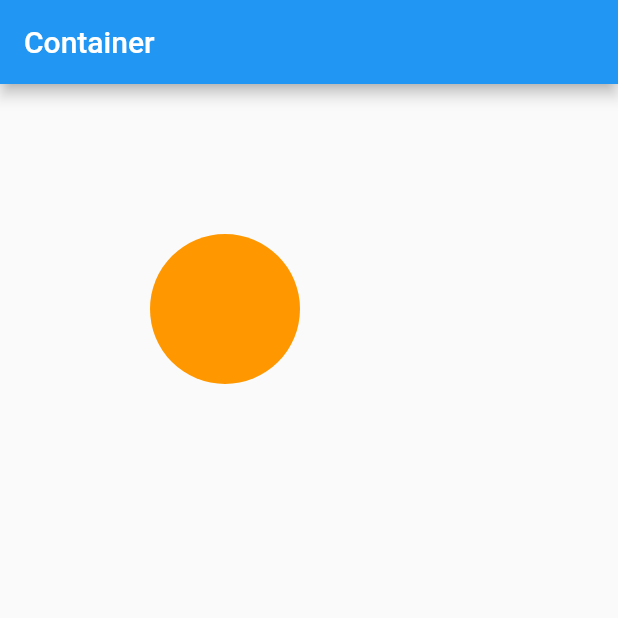
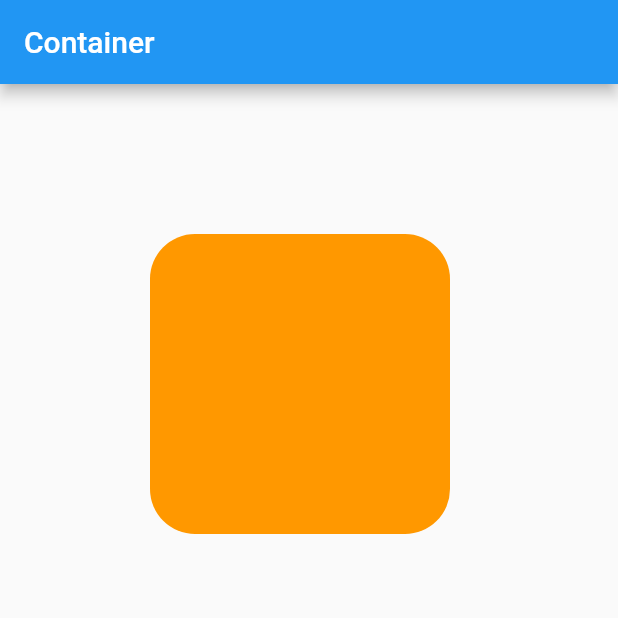
Before and after one commit to MonikaSliciute/hello-layouts, a Flutter app: the screen it shows after launch, on a phone screen of 412 x 824 dp, the top half of it. Run offline on Flutter 3.47's test engine with Material 2 defaults, Android fonts, the phone set to English and light mode, and no system bars.

```diff
--- a/lib/main.dart
+++ b/lib/main.dart
@@ -17,11 +17,12 @@ class MyApp extends StatelessWidget {
           children: [
             Container(
               margin: EdgeInsets.all(100.0),
-              width: 100.0,
-              height: 100.0,
+              width: 200.0,
+              height: 200.0,
               decoration: BoxDecoration(
                 color: Colors.orange,
-                shape: BoxShape.circle,
+                shape: BoxShape.rectangle,
+                borderRadius: BorderRadius.all(Radius.circular(30.0)),
               ),
             ),
           ],
```
